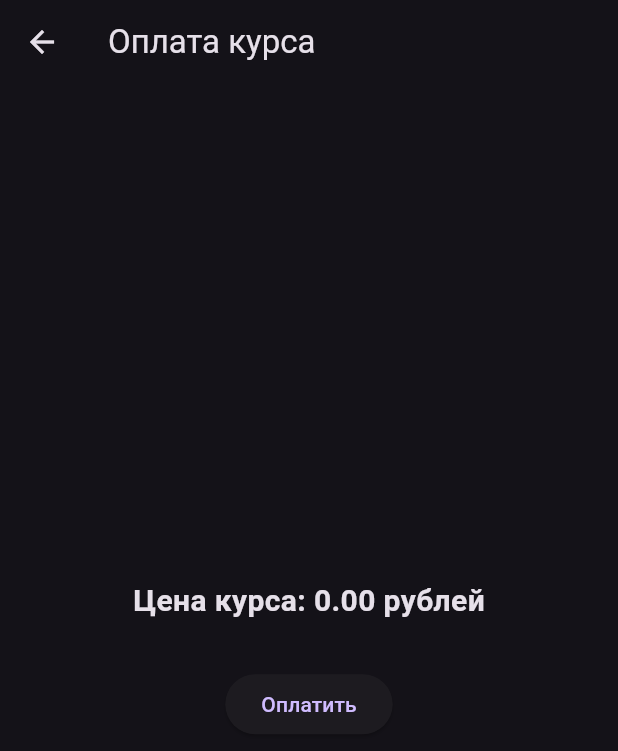
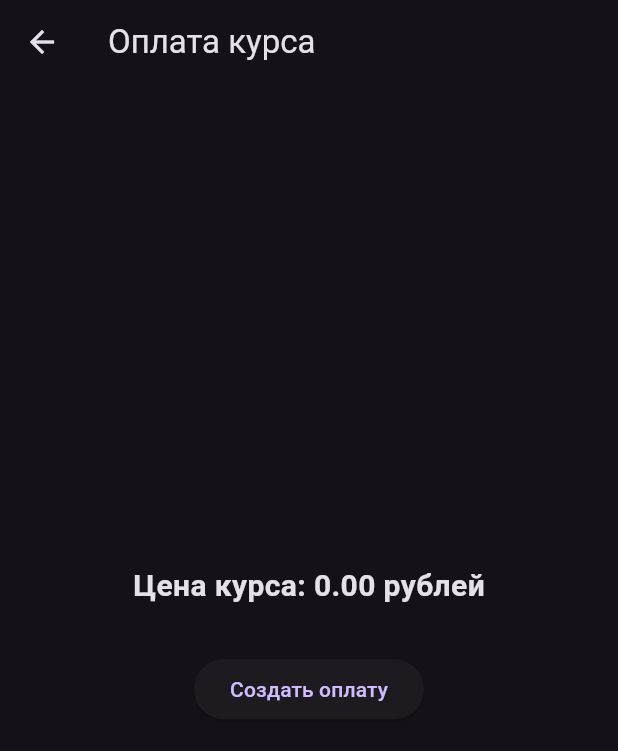
Before and after one commit to GerardDugal/zavadovskaya_client_app, a Flutter app: the PaymentScreen screen opened directly with empty values, on a phone screen of 412 x 824 dp. Shown: the top 751 px of the screen. Run offline on Flutter 3.47's test engine with Material 3 defaults, Android fonts, the phone set to English and light mode, and no system bars; our stand-ins replace bloc, chewie, equatable, flutter_bloc, flutter_secure_storage, jwt_decoder and 3 more; missing offline and left inert: dart:html, universal_html; accounts and stored records are empty.

Commit message:
tenth try to fix payement

```diff
--- a/lib/presentation/screens/payment_screen.dart
+++ b/lib/presentation/screens/payment_screen.dart
@@ -1,6 +1,5 @@
 import 'package:flutter/material.dart';
 import 'package:flutter_bloc/flutter_bloc.dart';
-import 'package:flutter/foundation.dart' show kIsWeb;
 import 'dart:html' as html;
 
 import '../../blocs/payment/payment_bloc.dart';
@@ -16,44 +15,32 @@ class PaymentScreen extends StatelessWidget {
     required this.coursePrice,
   }) : super(key: key);
 
-  Future<void> _launchPaymentUrl(String url, BuildContext context) async {
-    try {
-      if (kIsWeb) {
-        html.window.open(url, '_blank');
-      } else {
-        throw UnsupportedError('Запуск URL работает только в вебе');
-      }
-    } catch (e) {
-      ScaffoldMessenger.of(context).showSnackBar(
-        SnackBar(
-          content: Text('Ошибка открытия оплаты: ${e.toString()}'),
-          action: SnackBarAction(
-            label: 'Повторить',
-            onPressed: () => _launchPaymentUrl(url, context),
-          ),
-        ),
-      );
-    }
-  }
-
   @override
   Widget build(BuildContext context) {
+    String? confirmationUrl;
+
     return Scaffold(
       appBar: AppBar(
         title: const Text('Оплата курса'),
       ),
-      body: BlocListener<PaymentBloc, PaymentState>(
+      body: BlocConsumer<PaymentBloc, PaymentState>(
         listener: (context, state) {
-          if (state is PaymentSuccess) {
-            _launchPaymentUrl(state.response.confirmationUrl, context);
-          }
           if (state is PaymentFailure) {
             ScaffoldMessenger.of(context).showSnackBar(
               SnackBar(content: Text(state.error)),
             );
           }
         },
-        child: Center(
+        builder: (context, state) {
+          if (state is PaymentLoading) {
+            return const Center(child: CircularProgressIndicator());
+          }
+
+          if (state is PaymentSuccess) {
+            confirmationUrl = state.response.confirmationUrl;
+          }
+
+          return Center(
             child: Column(
               mainAxisAlignment: MainAxisAlignment.center,
               children: [
@@ -62,12 +49,8 @@ class PaymentScreen extends StatelessWidget {
                   style: const TextStyle(fontSize: 20, fontWeight: FontWeight.bold),
                 ),
                 const SizedBox(height: 30),
-              BlocBuilder<PaymentBloc, PaymentState>(
-                builder: (context, state) {
-                  if (state is PaymentLoading) {
-                    return const CircularProgressIndicator();
-                  }
-                  return ElevatedButton(
+
+                ElevatedButton(
                   onPressed: () {
                     context.read<PaymentBloc>().add(
                       PayForCourseRequested(
@@ -78,13 +61,23 @@ class PaymentScreen extends StatelessWidget {
                       ),
                     );
                   },
-                    child: const Text('Оплатить'),
-                  );
+                  child: const Text('Создать оплату'),
+                ),
+
+                const SizedBox(height: 20),
+
+                if (confirmationUrl != null)
+                  ElevatedButton.icon(
+                    icon: const Icon(Icons.open_in_new),
+                    label: const Text('Перейти к оплате'),
+                    onPressed: () {
+                      html.window.open(confirmationUrl!, '_blank');
                     },
                   ),
               ],
             ),
-        ),
+          );
+        },
       ),
     );
   }
```
Lines whose indentation alone changed are shown as unchanged.
